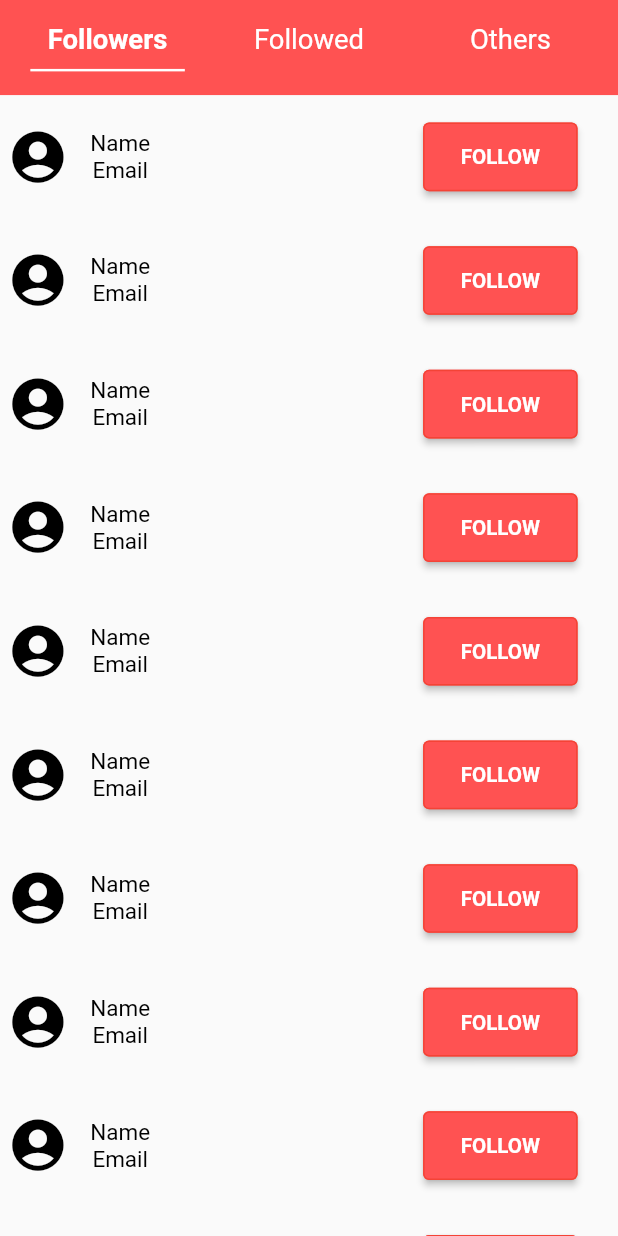
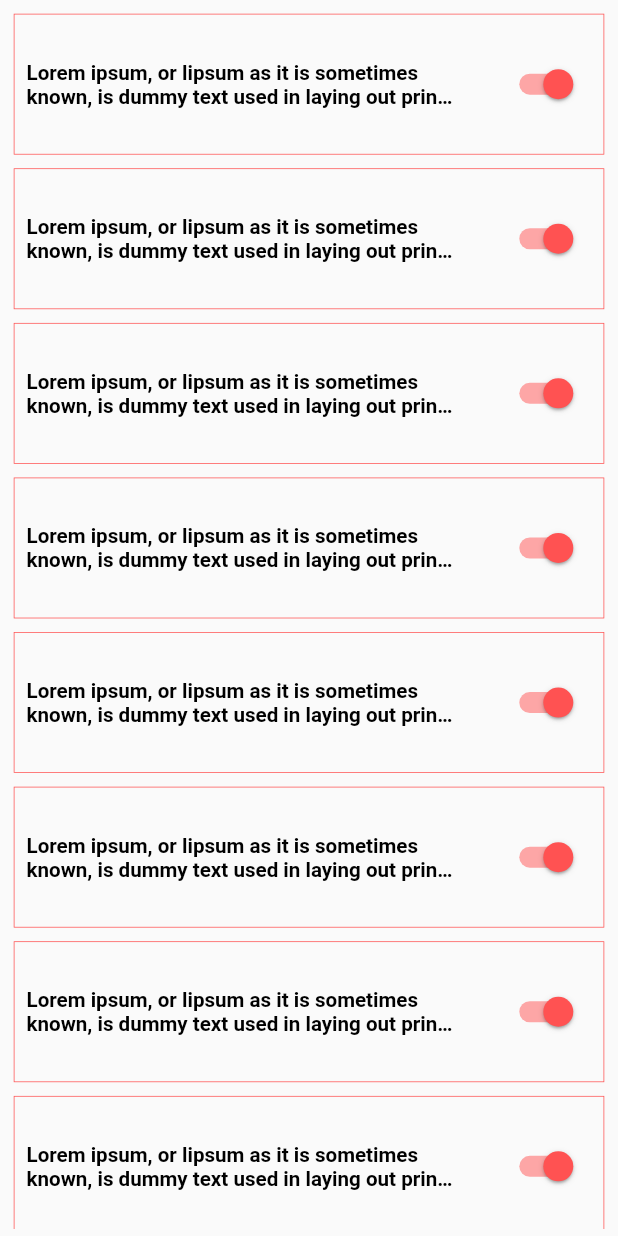
Before and after one commit to waliseddiqi/Tongue-Out-Mobile, a Flutter app: the DrawerBar widget shown alone on an empty page, opened directly, after a tap on "MY QUESTIONS", on a phone screen of 412 x 824 dp. Run offline on Flutter 3.47's test engine with Material 2 defaults, Android fonts, the phone set to English and light mode, and no system bars; our stand-ins replace flutter_svg, stacked.

Commit message:
Questions page added

```diff
--- a/tongueout/lib/UI/components/drawerBar.dart
+++ b/tongueout/lib/UI/components/drawerBar.dart
@@ -2,6 +2,7 @@ import 'package:flutter/cupertino.dart';
 import 'package:flutter/material.dart';
 import 'package:flutter_svg/flutter_svg.dart';
 import 'package:tongueout/UI/FollowPages/followersPage.dart';
+import 'package:tongueout/UI/questions/myQuestions.dart';
 
 class DrawerBar extends StatelessWidget{
   @override
@@ -19,11 +20,22 @@ class DrawerBar extends StatelessWidget{
                  currentAccountPicture: Container(child: Icon(Icons.account_circle,size: size.height/10,color: Colors.white,),),
                  accountName:Text("Wali Seddiqi"), accountEmail: Text("waliseddiqi4@gmail.com")),
 
-                DrawerItems("home.svg","HOME"),
-                DrawerItems("settings.svg","SETTINGS"),
-                DrawerItems("questions.svg","MY QUESTIONS"),
-                DrawerItems("questions.svg","MY EXAMS"),
-                DrawerItems("questions.svg","MY FOLLOWERS")
+                DrawerItems("home.svg","HOME",(){
+
+                }),
+                DrawerItems("settings.svg","SETTINGS",(){
+
+                }),
+                DrawerItems("questions.svg","MY QUESTIONS",(){
+                   Navigator.push(context, CupertinoPageRoute(builder: (context)=>MyQuestions()));
+
+                }),
+                DrawerItems("questions.svg","MY EXAMS",(){
+
+                }),
+                DrawerItems("questions.svg","MY FOLLOWERS",(){
+                   Navigator.push(context, CupertinoPageRoute(builder: (context)=>FollowersPage()));
+                })
              ],
            ),
 
@@ -37,7 +49,8 @@ class DrawerBar extends StatelessWidget{
 class DrawerItems extends StatelessWidget{
   final String image;
   final String text;
-  DrawerItems(this.image,this.text);
+  final Function onTap;
+  DrawerItems(this.image,this.text,this.onTap);
   @override
   Widget build(BuildContext context) {
     Size size = MediaQuery.of(context).size;
@@ -46,7 +59,7 @@ class DrawerItems extends StatelessWidget{
      highlightColor: Colors.red,
 
      onTap: (){
-       Navigator.push(context, CupertinoPageRoute(builder: (context)=>FollowersPage()));
+      onTap();
      },
      child: Padding(
        padding:  EdgeInsets.all(size.height/180),
--- /dev/null
+++ b/tongueout/lib/UI/components/expandedTileCustom.dart
@@ -0,0 +1,333 @@
+// Copyright 2014 The Flutter Authors. All rights reserved.
+// Use of this source code is governed by a BSD-style license that can be
+// found in the LICENSE file.
+
+import 'package:flutter/material.dart';
+import 'package:flutter/widgets.dart';
+
+
+
+const Duration _kExpand = Duration(milliseconds: 200);
+
+/// A single-line [ListTile] with a trailing button that expands or collapses
+/// the tile to reveal or hide the [children].
+///
+/// This widget is typically used with [ListView] to create an
+/// "expand / collapse" list entry. When used with scrolling widgets like
+
+/// in and out of view.
+///
+/// This class overrides the [ListTileTheme.iconColor] and [ListTileTheme.textColor]
+/// theme properties for its [ListTile]. These colors animate between values when
+/// the tile is expanded and collapsed: between [iconColor], [collapsedIconColor] and
+/// between [textColor] and [collapsedTextColor].
+///
+/// See also:
+///
+///  * [ListTile], useful for creating expansion tile [children] when the
+///    expansion tile represents a sublist.
+///  * The "Expand and collapse" section of
+///    <https://material.io/components/lists#types>
+class CustomExpansionTile extends StatefulWidget {
+  /// Creates a single-line [ListTile] with a trailing button that expands or collapses
+  /// the tile to reveal or hide the [children]. The [initiallyExpanded] property must
+  /// be non-null.
+  const CustomExpansionTile({
+    Key? key,
+    this.leading,
+    required this.title,
+    this.subtitle,
+    this.onExpansionChanged,
+    this.children = const <Widget>[],
+    this.trailing,
+    this.initiallyExpanded = false,
+    this.maintainState = false,
+    this.tilePadding,
+    this.expandedArrowColor,
+    this.expandedCrossAxisAlignment,
+    this.expandedAlignment,
+    this.childrenPadding,
+    this.backgroundColor,
+    this.collapsedBackgroundColor,
+    this.textColor,
+    this.collapsedTextColor,
+    this.iconColor,
+    this.collapsedIconColor, this.expandedBackgroundColor,
+
+  }) : assert(initiallyExpanded != null),
+       assert(maintainState != null),
+       assert(
+       expandedCrossAxisAlignment != CrossAxisAlignment.baseline,
+       'CrossAxisAlignment.baseline is not supported since the expanded children '
+           'are aligned in a column, not a row. Try to use another constant.',
+       ),
+       super(key: key);
+
+  /// A widget to display before the title.
+  ///
+  /// Typically a [CircleAvatar] widget.
+  final Widget? leading;
+
+  /// The primary content of the list item.
+  ///
+  /// Typically a [Text] widget.
+  final Widget title;
+
+  final Color? expandedBackgroundColor;
+  /// Additional content displayed below the title.
+  ///
+  /// Typically a [Text] widget.
+  final Widget? subtitle;
+  final Color? expandedArrowColor;
+  /// Called when the tile expands or collapses.
+  ///
+  /// When the tile starts expanding, this function is called with the value
+  /// true. When the tile starts collapsing, this function is called with
+  /// the value false.
+  final ValueChanged<bool>? onExpansionChanged;
+
+  /// The widgets that are displayed when the tile expands.
+  ///
+  /// Typically [ListTile] widgets.
+  final List<Widget> children;
+
+  /// The color to display behind the sublist when expanded.
+  final Color? backgroundColor;
+
+  /// When not null, defines the background color of tile when the sublist is collapsed.
+  final Color? collapsedBackgroundColor;
+
+  /// A widget to display instead of a rotating arrow icon.
+  final Widget? trailing;
+
+  /// Specifies if the list tile is initially expanded (true) or collapsed (false, the default).
+  final bool initiallyExpanded;
+
+  /// Specifies whether the state of the children is maintained when the tile expands and collapses.
+  ///
+  /// When true, the children are kept in the tree while the tile is collapsed.
+  /// When false (default), the children are removed from the tree when the tile is
+  /// collapsed and recreated upon expansion.
+  final bool maintainState;
+
+  /// Specifies padding for the [ListTile].
+  ///
+  /// Analogous to [ListTile.contentPadding], this property defines the insets for
+  /// the [leading], [title], [subtitle] and [trailing] widgets. It does not inset
+  /// the expanded [children] widgets.
+  ///
+  /// When the value is null, the tile's padding is `EdgeInsets.symmetric(horizontal: 16.0)`.
+  final EdgeInsetsGeometry? tilePadding;
+
+  /// Specifies the alignment of [children], which are arranged in a column when
+  /// the tile is expanded.
+  ///
+  /// The internals of the expanded tile make use of a [Column] widget for
+  /// [children], and [Align] widget to align the column. The `expandedAlignment`
+  /// parameter is passed directly into the [Align].
+  ///
+  /// Modifying this property controls the alignment of the column within the
+  /// expanded tile, not the alignment of [children] widgets within the column.
+  /// To align each child within [children], see [expandedCrossAxisAlignment].
+  ///
+  /// The width of the column is the width of the widest child widget in [children].
+  ///
+  /// When the value is null, the value of `expandedAlignment` is [Alignment.center].
+  final Alignment? expandedAlignment;
+
+  /// Specifies the alignment of each child within [children] when the tile is expanded.
+  ///
+  /// The internals of the expanded tile make use of a [Column] widget for
+  /// [children], and the `crossAxisAlignment` parameter is passed directly into the [Column].
+  ///
+  /// Modifying this property controls the cross axis alignment of each child
+  /// within its [Column]. Note that the width of the [Column] that houses
+  /// [children] will be the same as the widest child widget in [children]. It is
+  /// not necessarily the width of [Column] is equal to the width of expanded tile.
+  ///
+  /// To align the [Column] along the expanded tile, use the [expandedAlignment] property
+  /// instead.
+  ///
+  /// When the value is null, the value of `expandedCrossAxisAlignment` is [CrossAxisAlignment.center].
+  final CrossAxisAlignment? expandedCrossAxisAlignment;
+
+  /// Specifies padding for [children].
+  ///
+  /// When the value is null, the value of `childrenPadding` is [EdgeInsets.zero].
+  final EdgeInsetsGeometry? childrenPadding;
+
+  /// The icon color of tile's [trailing] expansion icon when the
+  /// sublist is expanded.
+  ///
+  /// Used to override to the [ListTileTheme.iconColor].
+  final Color? iconColor;
+
+  /// The icon color of tile's [trailing] expansion icon when the
+  /// sublist is collapsed.
+  ///
+  /// Used to override to the [ListTileTheme.iconColor].
+  final Color? collapsedIconColor;
+
+
+  /// The color of the tile's titles when the sublist is expanded.
+  ///
+  /// Used to override to the [ListTileTheme.textColor].
+  final Color? textColor;
+
+  /// The color of the tile's titles when the sublist is collapsed.
+  ///
+  /// Used to override to the [ListTileTheme.textColor].
+  final Color? collapsedTextColor;
+
+  @override
+  _ExpansionTileState createState() => _ExpansionTileState();
+}
+
+class _ExpansionTileState extends State<CustomExpansionTile> with SingleTickerProviderStateMixin {
+  static final Animatable<double> _easeOutTween = CurveTween(curve: Curves.easeOut);
+  static final Animatable<double> _easeInTween = CurveTween(curve: Curves.easeIn);
+  static final Animatable<double> _halfTween = Tween<double>(begin: 0.0, end: 0.5);
+
+  final ColorTween _borderColorTween = ColorTween();
+  final ColorTween _headerColorTween = ColorTween();
+  final ColorTween _iconColorTween = ColorTween();
+  final ColorTween _backgroundColorTween = ColorTween();
+
+  late AnimationController _controller;
+  late Animation<double> _iconTurns;
+  late Animation<double> _heightFactor;
+  late Animation<Color?> _borderColor;
+  late Animation<Color?> _headerColor;
+  late Animation<Color?> _iconColor;
+  late Animation<Color?> _backgroundColor;
+
+  bool _isExpanded = false;
+
+  @override
+  void initState() {
+    super.initState();
+    _controller = AnimationController(duration: _kExpand, vsync: this);
+    _heightFactor = _controller.drive(_easeInTween);
+    _iconTurns = _controller.drive(_halfTween.chain(_easeInTween));
+    _borderColor = _controller.drive(_borderColorTween.chain(_easeOutTween));
+    _headerColor = _controller.drive(_headerColorTween.chain(_easeInTween));
+    _iconColor = _controller.drive(_iconColorTween.chain(_easeInTween));
+    _backgroundColor = _controller.drive(_backgroundColorTween.chain(_easeOutTween));
+
+    _isExpanded = PageStorage.of(context)?.readState(context) as bool? ?? widget.initiallyExpanded;
+    if (_isExpanded)
+      _controller.value = 1.0;
+  }
+
+  @override
+  void dispose() {
+    _controller.dispose();
+    super.dispose();
+  }
+
+  void _handleTap() {
+    setState(() {
+      _isExpanded = !_isExpanded;
+      if (_isExpanded) {
+        _controller.forward();
+      } else {
+        _controller.reverse().then<void>((void value) {
+          if (!mounted)
+            return;
+          setState(() {
+            // Rebuild without widget.children.
+          });
+        });
+      }
+      PageStorage.of(context)?.writeState(context, _isExpanded);
+    });
+    widget.onExpansionChanged?.call(_isExpanded);
+  }
+
+  Widget _buildChildren(BuildContext context, Widget? child,) {
+    final Color borderSideColor = _borderColor.value ?? Colors.transparent;
+    Size size = MediaQuery.of(context).size;
+    return Container(
+      decoration: BoxDecoration(
+        color: _backgroundColor.value ?? Colors.transparent,
+        border: Border(
+          top: BorderSide(color: borderSideColor),
+          bottom: BorderSide(color: borderSideColor),
+        ),
+      ),
+      child: Column(
+        mainAxisSize: MainAxisSize.min,
+        children: <Widget>[
+          ListTileTheme.merge(
+            iconColor: _iconColor.value,
+            textColor: _headerColor.value,
+            child: InkWell(
+              onTap: _handleTap,
+                child:Padding(
+                  padding: const EdgeInsets.all(8.0),
+                  child: Row(
+                    children: <Widget>[
+                      Container(
+                        height: size.height/11,
+                        child: widget.title,
+                      // leading: widget.leading,
+                      // title: widget.title,
+                      // subtitle: widget.subtitle,
+                      // trailing: widget.trailing ?? RotationTransition(
+                      //   turns: _iconTurns,
+                      //   child: const Icon(Icons.expand_more),
+                      // ),
+              ),
+              widget.trailing ?? RotationTransition(
+                        turns: _iconTurns,
+                      child:  Icon(Icons.expand_more,color: widget.expandedArrowColor??Colors.white)),
+
+                    ],
+                  ),
+                ),
+            ),
+          ),
+          ClipRect(
+            child: Align(
+              heightFactor: _heightFactor.value,
+              child: child,
+            ),
+          ),
+        ],
+      ),
+    );
+  }
+
+  @override
+  void didChangeDependencies() {
+    final ThemeData theme = Theme.of(context);
+    final ColorScheme colorScheme = theme.colorScheme;
+    _borderColorTween.end = theme.dividerColor;
+    _headerColorTween
+      ..begin = widget.collapsedTextColor ?? theme.textTheme.subtitle1!.color
+      ..end = widget.textColor ?? colorScheme.secondary;
+    _iconColorTween
+      ..begin = widget.collapsedIconColor ?? theme.unselectedWidgetColor
+      ..end = widget.iconColor ?? colorScheme.secondary;
+    _backgroundColorTween
+      ..begin = widget.collapsedBackgroundColor
+      ..end = widget.backgroundColor;
+    super.didChangeDependencies();
+  }
+
+
+  @override
+  Widget build(BuildContext context) {
+    final bool closed = !_isExpanded && _controller.isDismissed;
+    return AnimatedBuilder(
+      animation: _controller.view,
+      builder: _buildChildren,
+      child: closed ? null : Container(
+         color: widget.expandedBackgroundColor??Colors.black,
+
+        child: Column(children: widget.children)),
+    );
+
+
+}
+}
--- /dev/null
+++ b/tongueout/lib/UI/questions/QuestionItem.dart
@@ -0,0 +1,125 @@
+import 'package:flutter/material.dart';
+import 'package:tongueout/UI/components/expandedTileCustom.dart';
+
+class QuestionItem extends StatelessWidget{
+  @override
+  Widget build(BuildContext context) {
+    Size size = MediaQuery.of(context).size;
+   return Padding(padding: EdgeInsets.all(size.height/180)
+   ,child:Container(
+     decoration: BoxDecoration(
+       border: Border.all(width: 0.5,color: Theme.of(context).primaryColor),
+     ),
+     child: Center(
+       child: CustomExpansionTile(
+         expandedArrowColor:Colors.white,
+         expandedBackgroundColor:Colors.white,
+         trailing: SizedBox(),
+         title: Container(
+
+           height: size.height / 10,
+          width: size.width/1.1,
+
+           child: Row(
+             mainAxisAlignment: MainAxisAlignment.spaceBetween,
+
+             children: <Widget>[
+               Container(
+
+                 width: size.width/1.45,
+                   child: Text(
+                 "Lorem ipsum, or lipsum as it is sometimes known, is dummy text used in laying out print, graphic or web designs. The passage is attributed to an unknown typesetter in the 15th century who is thought to have scrambled parts of Cicero's De Finibus Bonorum et Malorum for use in a type specimen book. It usually begins with:",
+                 maxLines: 2,
+                 overflow: TextOverflow.ellipsis,
+                 style: TextStyle(
+                   color: Colors.black,
+                   fontSize: size.height / 60,fontWeight: FontWeight.w600
+                 ),
+               )),
+                       Container(
+
+
+                   child:Padding(
+                     padding: EdgeInsets.zero,
+                     child: Switch(value: true, onChanged: (bool istrue){
+
+                     }),
+                   )
+
+               ),
+
+             ],
+           ),
+         ),
+         children: <Widget>[
+           Padding(
+             padding:  EdgeInsets.all(size.height/180),
+             child:Container(
+               width: size.width/1.2,
+               child: Column(
+                 children: [
+                   Padding(
+                    padding:  EdgeInsets.all(size.height/180),
+                     child: Text("Lorem ipsum, or lipsum as it is sometimes known, is dummy text used in laying out print, graphic or web designs. The passage is attributed to an unknown typesetter in the 15th century who is thought to have scrambled parts of Cicero's De Finibus Bonorum et Malorum for use in a type specimen book. It usually begins with:"),
+                   ),
+
+                   Padding(padding:  EdgeInsets.all(size.height/180),
+                   child: Row(
+                     mainAxisAlignment: MainAxisAlignment.spaceBetween,
+                     children: [
+                       Text("Katagori",style: TextStyle(fontSize: size.height/55,fontWeight: FontWeight.w600),),
+                       //#4CAF50
+
+                       Padding(
+                         padding:  EdgeInsets.all(size.height/180),
+                         child: Container(
+                           width: size.width/4,
+                           height: size.height/18,
+                           decoration: BoxDecoration(
+                             borderRadius: BorderRadius.circular(size.height/90),
+                             border: Border.all(width: 0.5,color: Color(0xff4caf50)),
+                           ),
+                           child: Center(child: Text("Music",style: TextStyle(fontSize: size.height/55,color:Color(0xff4CAF50) ),),),
+                         ),
+                       )
+                     ],
+                   ),
+                   ),
+                             Padding(padding:  EdgeInsets.all(size.height/180),
+                   child: Row(
+                     mainAxisAlignment: MainAxisAlignment.spaceBetween,
+                     children: [
+                       Text("Question type",style: TextStyle(fontSize: size.height/55,fontWeight: FontWeight.w600),),
+                       //#2196F3
+
+                       Padding(
+                         padding:  EdgeInsets.all(size.height/180),
+                         child: Container(
+                           width: size.width/4,
+                           height: size.height/18,
+                           decoration: BoxDecoration(
+                             borderRadius: BorderRadius.circular(size.height/90),
+                             border: Border.all(width: 0.5,color: Color(0xff2196F3)),
+                           ),
+                           child: Center(child: Text("Music",style: TextStyle(fontSize: size.height/55,color:Color(0xff2196F3) ),),),
+                         ),
+                       )
+                     ],
+                   ),
+                   )
+
+                 ],
+               ))
+
+  )
+
+         ],
+       ),
+     ),
+   ),
+   );
+  }
+
+
+
+}
--- /dev/null
+++ b/tongueout/lib/UI/questions/myQuestions.dart
@@ -0,0 +1,23 @@
+import 'package:flutter/material.dart';
+import 'package:tongueout/UI/questions/QuestionItem.dart';
+
+
+
+class MyQuestions extends StatelessWidget{
+  @override
+  Widget build(BuildContext context) {
+    Size size = MediaQuery.of(context).size;
+
+  return SafeArea(child: Scaffold(body: Center(
+    child: Padding(padding: EdgeInsets.all(size.height/180),
+    child: ListView.builder(
+      itemCount: 50,
+      itemBuilder: (context,index){
+      return QuestionItem();
+    }),
+    ),
+
+  )));
+  }
+
+}
```
